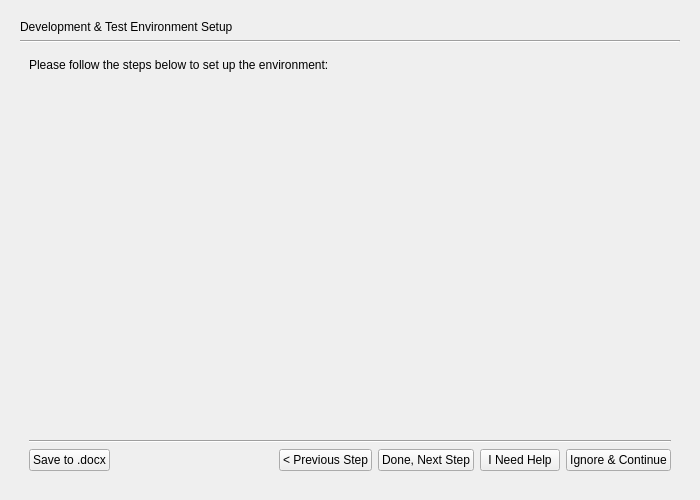
Above: gui/test_env_page.ui from mariolewis/asdf_factory before the change. Below: the same form after it.
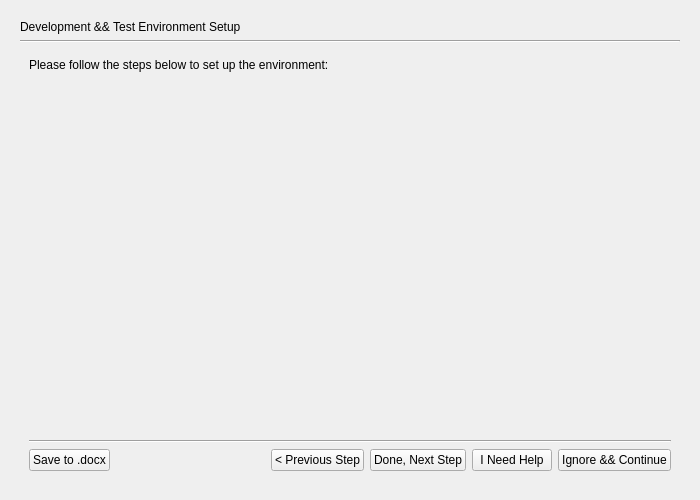
That is the form after the change. The open tabs and pages were chosen to show the change.

```diff
--- a/gui/test_env_page.ui
+++ b/gui/test_env_page.ui
@@ -29,7 +29,7 @@
    <item>
     <widget class="QLabel" name="headerLabel">
      <property name="text">
-      <string>Development &amp; Test Environment Setup</string>
+      <string>Development &amp;&amp; Test Environment Setup</string>
      </property>
     </widget>
    </item>
@@ -161,7 +161,7 @@
          <item>
           <widget class="QPushButton" name="ignoreButton">
            <property name="text">
-            <string>Ignore &amp;&amp; Continue</string>
+            <string>Ignore &amp;&amp;&amp;&amp; Continue</string>
            </property>
           </widget>
          </item>
```
Left out of the diff: 2 changed lines with no effect on the pictures.
